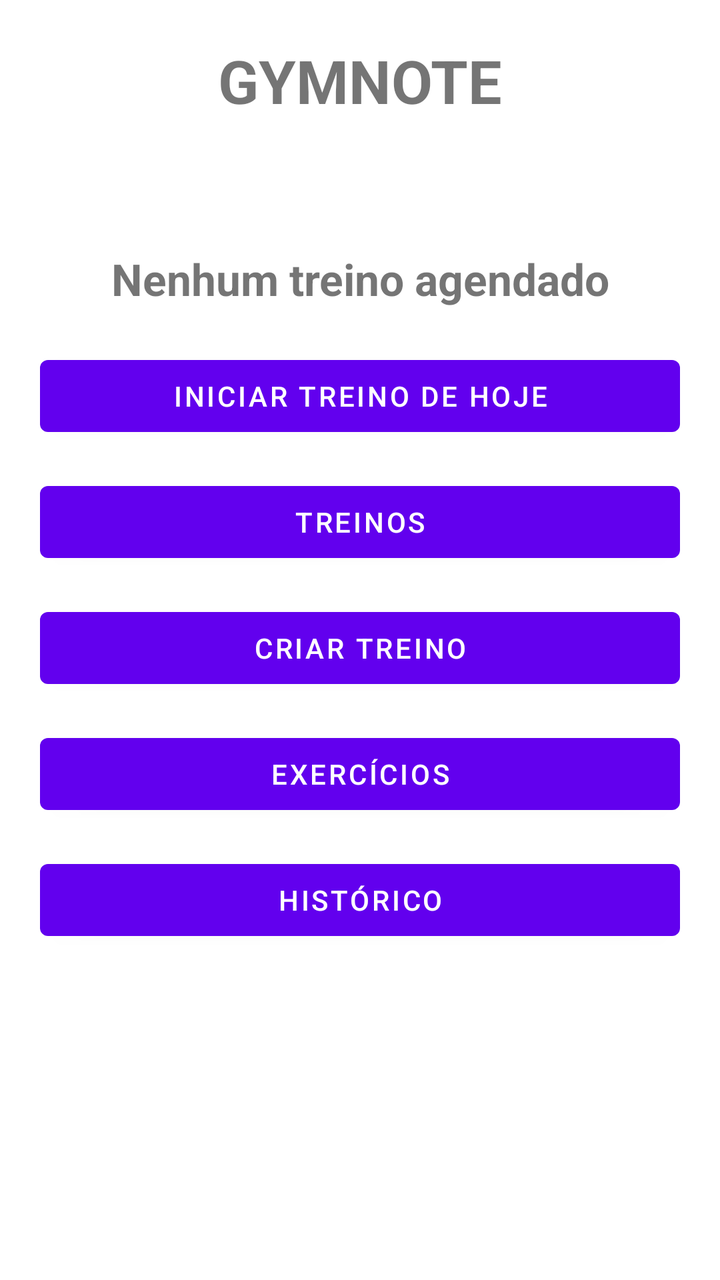
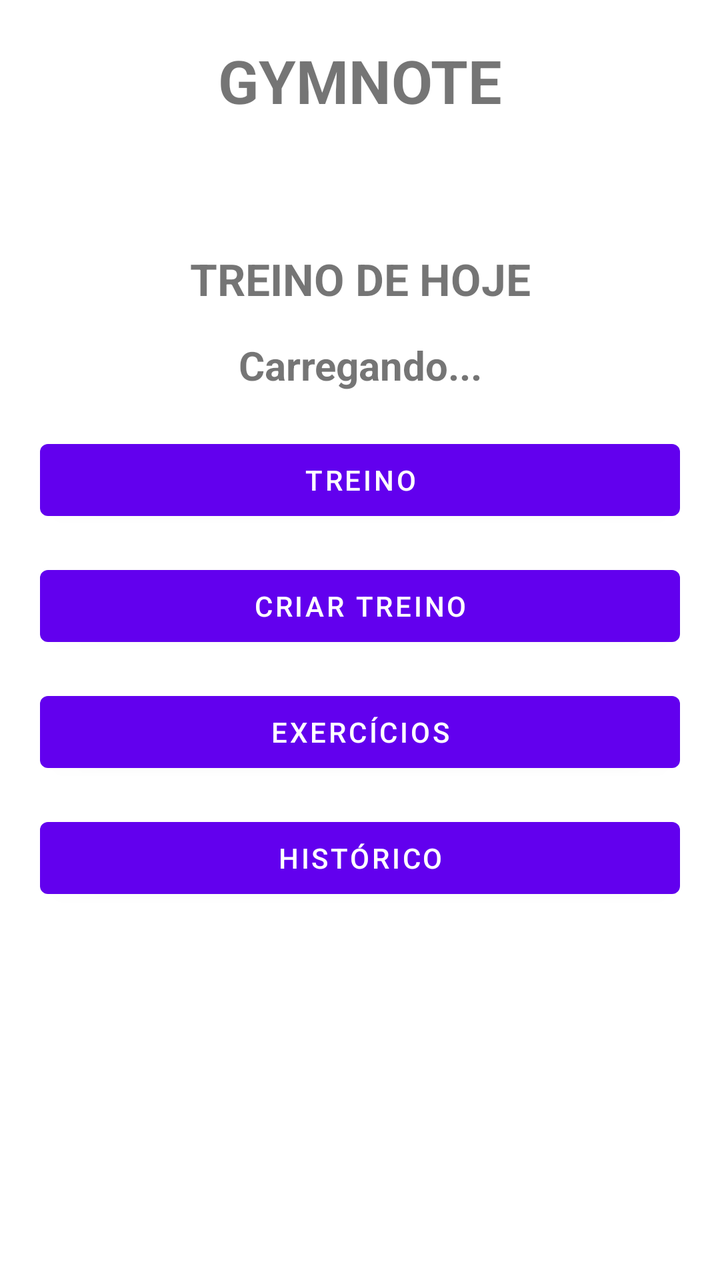

Before-and-after screenshots of an Android layout around one commit, followed by the original layout XML and the change that was made.
<!-- AndroidManifest.xml: application theme Theme.GymNote -->
<!-- res/layout/fragment_menu.xml -->
<?xml version="1.0" encoding="utf-8"?>
<LinearLayout xmlns:android="http://schemas.android.com/apk/res/android"
    xmlns:tools="http://schemas.android.com/tools"
    android:layout_width="match_parent"
    android:layout_height="match_parent"
    android:orientation="vertical"
    android:padding="20dp"
    tools:context=".ui.menu.MenuFragment">

    <TextView
        android:layout_width="match_parent"
        android:layout_height="wrap_content"
        android:gravity="center"
        android:text="GYMNOTE"
        android:textSize="30sp"
        android:textStyle="bold" />

    <TextView
        android:id="@+id/txtHoje"
        android:layout_width="match_parent"
        android:layout_height="wrap_content"
        android:layout_marginTop="10dp"
        android:gravity="center"
        android:textSize="18sp" />

    <TextView
        android:id="@+id/txtTreinoHoje"
        android:layout_width="match_parent"
        android:layout_height="wrap_content"
        android:layout_marginTop="30dp"
        android:gravity="center"
        android:text="Nenhum treino agendado"
        android:textSize="22sp"
        android:textStyle="bold" />

    <Button
        android:id="@+id/btVerTreinoHoje"
        android:layout_width="match_parent"
        android:layout_height="wrap_content"
        android:layout_marginTop="20dp"
        android:text="INICIAR TREINO DE HOJE" />

    <Button
        android:id="@+id/btTreinos"
        android:layout_width="match_parent"
        android:layout_height="wrap_content"
        android:layout_marginTop="15dp"
        android:text="TREINOS" />

    <Button
        android:id="@+id/btCriarTreino"
        android:layout_width="match_parent"
        android:layout_height="wrap_content"
        android:layout_marginTop="15dp"
        android:text="CRIAR TREINO" />

    <Button
        android:id="@+id/btExercicios"
        android:layout_width="match_parent"
        android:layout_height="wrap_content"
        android:layout_marginTop="15dp"
        android:text="EXERCÍCIOS" />

    <Button
        android:id="@+id/btHistorico"
        android:layout_width="match_parent"
        android:layout_height="wrap_content"
        android:layout_marginTop="15dp"
        android:text="HISTÓRICO" />

</LinearLayout>
<!-- resources referenced by this layout -->
<resources>
  <style name="Theme.GymNote" parent="Theme.MaterialComponents.DayNight.DarkActionBar">
          
          <item name="colorPrimary">@color/purple_500</item>
          <item name="colorPrimaryVariant">@color/purple_700</item>
          <item name="colorOnPrimary">@color/white</item>
          
          <item name="colorSecondary">@color/teal_200</item>
          <item name="colorSecondaryVariant">@color/teal_700</item>
          <item name="colorOnSecondary">@color/black</item>
          
          <item name="android:statusBarColor">?attr/colorPrimaryVariant</item>
          
      </style>
  <color name="purple_500">#FF6200EE</color>
  <color name="purple_700">#FF3700B3</color>
  <color name="white">#FFFFFFFF</color>
  <color name="teal_200">#FF03DAC5</color>
  <color name="teal_700">#FF018786</color>
  <color name="black">#FF000000</color>
</resources>

<!-- the commit's change to res/layout/fragment_menu.xml (unified diff, before → after) -->
@@ -24,29 +24,30 @@
         android:textSize="18sp" />
 
     <TextView
-        android:id="@+id/txtTreinoHoje"
         android:layout_width="match_parent"
         android:layout_height="wrap_content"
         android:layout_marginTop="30dp"
         android:gravity="center"
-        android:text="Nenhum treino agendado"
+        android:text="TREINO DE HOJE"
         android:textSize="22sp"
         android:textStyle="bold" />
 
+    <TextView
+        android:id="@+id/txtTreinoHoje"
+        android:layout_width="match_parent"
+        android:layout_height="wrap_content"
+        android:layout_marginTop="15dp"
+        android:gravity="center"
+        android:text="Carregando..."
+        android:textSize="20sp"
+        android:textStyle="bold" />
+
     <Button
-        android:id="@+id/btVerTreinoHoje"
+        android:id="@+id/btTreino"
         android:layout_width="match_parent"
         android:layout_height="wrap_content"
         android:layout_marginTop="20dp"
-        android:text="INICIAR TREINO DE HOJE" />
-
-    <Button
-        android:id="@+id/btTreinos"
-        android:layout_width="match_parent"
-        android:layout_height="wrap_content"
-        android:layout_marginTop="15dp"
-        android:text="TREINOS" />
-
+        android:text="TREINO" />
     <Button
         android:id="@+id/btCriarTreino"
         android:layout_width="match_parent"
